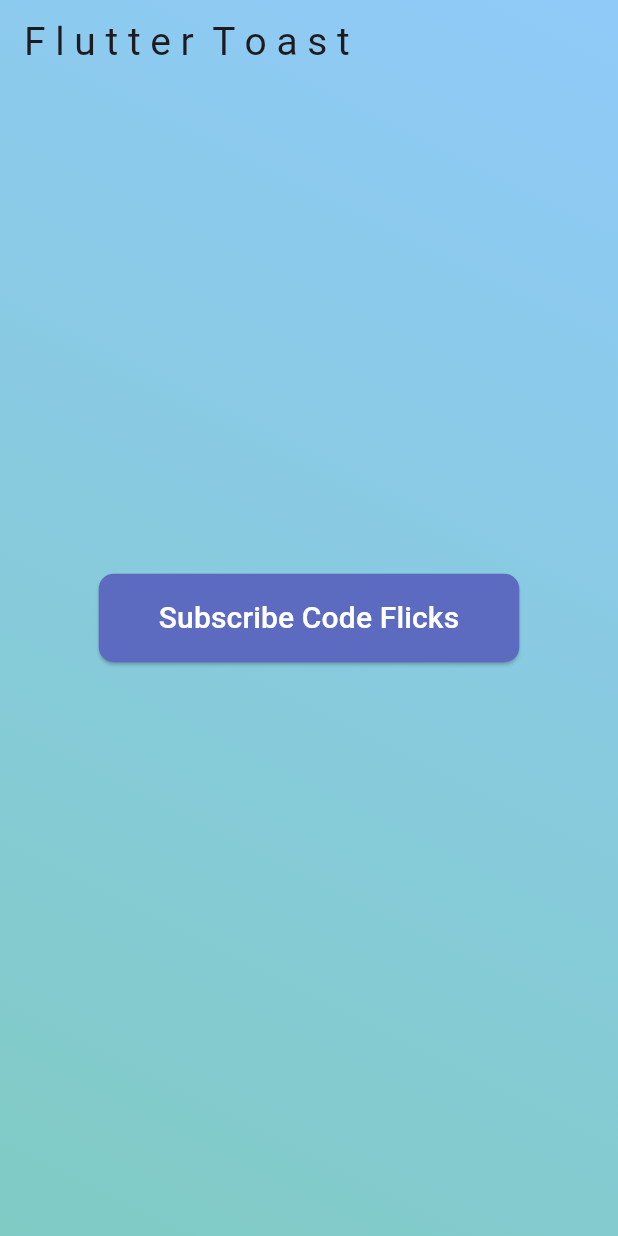
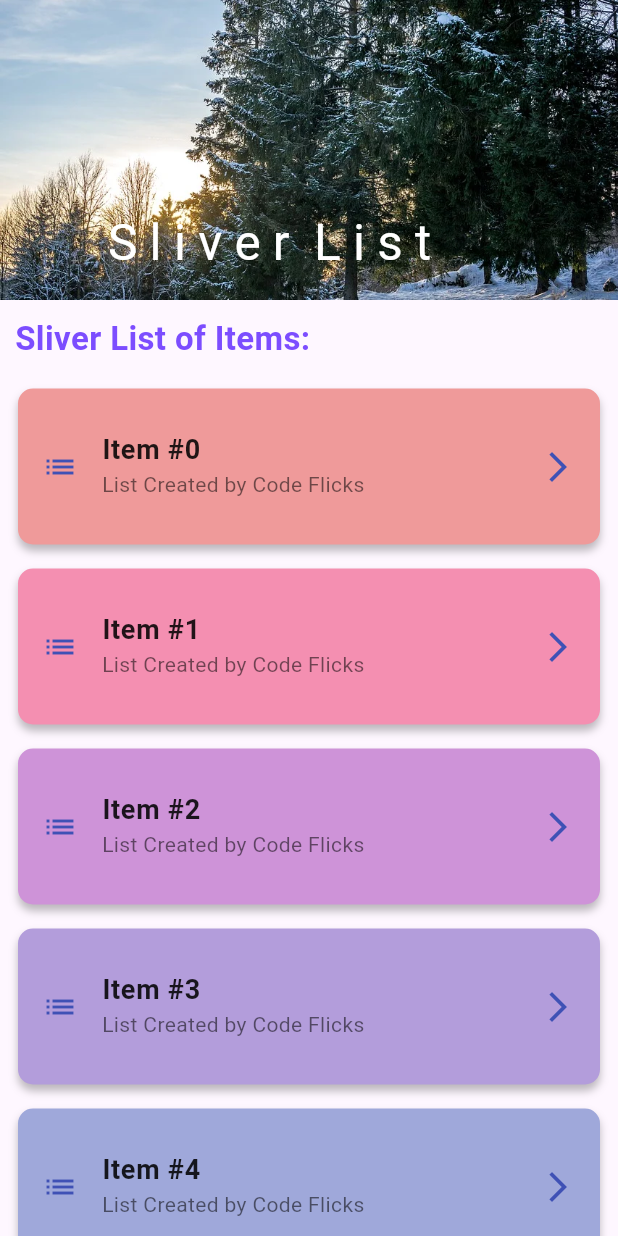
Before and after one commit to pawanacharya944/Flutter_Tutorial, a Flutter app: the screen it shows after launch, on a phone screen of 412 x 824 dp. Run offline on Flutter 3.47's test engine with Material 3 defaults, Android fonts, the phone set to English and light mode, and no system bars; our stand-ins replace animated_text_kit, badges, carousel_slider, curved_navigation_bar, flutter_rating_bar, flutter_slidable and 12 more.

Commit message:
update_sliverlist

```diff
--- a/lib/toast.dart
+++ b/lib/Widgets/toast.dart
@@ -49,7 +49,7 @@ class MyToast extends StatelessWidget {
               ),
               padding: const EdgeInsets.symmetric(vertical: 15, horizontal: 40),
             ),
-            child: Text(
+            child: const Text(
               'Subscribe Code Flicks',
               style: TextStyle(fontSize: 20),
             ),
--- a/lib/main.dart
+++ b/lib/main.dart
@@ -1,4 +1,4 @@
-import 'package:first_project/toast.dart';
+import 'package:first_project/sliver_list.dart';
 import 'package:flutter/material.dart';
 
 void main() {
@@ -14,7 +14,7 @@ class MyApp extends StatelessWidget {
       debugShowCheckedModeBanner: false,
       title: "Flutter Project",
       theme: ThemeData(primarySwatch: Colors.blue),
-      home: MyToast(),
+      home: MySliverList(),
     );
   }
 }
--- /dev/null
+++ b/lib/sliver_list.dart
@@ -0,0 +1,93 @@
+import 'package:flutter/material.dart';
+
+class MySliverList extends StatelessWidget {
+  MySliverList({super.key});
+  final List<String> items = List.generate(20, (index) => "Item #$index");
+
+  @override
+  Widget build(BuildContext context) {
+    return Scaffold(
+      body: CustomScrollView(
+        slivers: [
+          SliverAppBar(
+            expandedHeight: 200,
+            pinned: true, // keeps the app bar visible after scrolling
+            backgroundColor: Colors.indigo.shade200,
+            flexibleSpace: FlexibleSpaceBar(
+              title: const Text(
+                'S l i v e r  L i s t',
+                style: TextStyle(color: Colors.white),
+              ),
+              background: Image.asset(
+                'images/snow.jpg',
+                fit: BoxFit.cover,
+              ),
+            ),
+          ),
+          const SliverToBoxAdapter(
+            child: Padding(
+              padding: EdgeInsets.all(10),
+              child: Text(
+                'Sliver List of Items: ',
+                style: TextStyle(
+                    fontSize: 22,
+                    fontWeight: FontWeight.bold,
+                    color: Colors.deepPurpleAccent),
+              ),
+            ),
+          ),
+          SliverList(
+            delegate: SliverChildBuilderDelegate(
+              (BuildContext context, int index) {
+                return Container(
+                  margin:
+                      const EdgeInsets.symmetric(vertical: 8, horizontal: 12),
+                  decoration: BoxDecoration(
+                    color: Colors
+                        .primaries[index % Colors.primaries.length].shade200,
+                    borderRadius: BorderRadius.circular(10),
+                    boxShadow: const [
+                      BoxShadow(
+                        color: Colors.black26,
+                        offset: Offset(0, 4),
+                        blurRadius: 4.0,
+                      ),
+                    ],
+                  ),
+                  child: ListTile(
+                    contentPadding: const EdgeInsets.all(16),
+                    title: Text(
+                      items[index],
+                      style: const TextStyle(
+                        fontSize: 18,
+                        fontWeight: FontWeight.w600,
+                        color: Colors.black87,
+                      ),
+                    ),
+                    subtitle: const Text(
+                      "List Created by Code Flicks",
+                      style: TextStyle(color: Colors.black54),
+                    ),
+                    leading: const Icon(
+                      Icons.list,
+                      color: Colors.indigo,
+                    ),
+                    trailing: const Icon(
+                      Icons.arrow_forward_ios,
+                      color: Colors.indigo,
+                    ),
+                    onTap: () {
+                      print('Tapped on ${items[index]}');
+                    },
+                  ),
+                );
+              },
+
+              childCount: items.length, // total number of items
+            ),
+          ),
+        ],
+      ),
+    );
+  }
+}
```
Also changed, not shown: lib/test.dart (+67 -0 lines).
